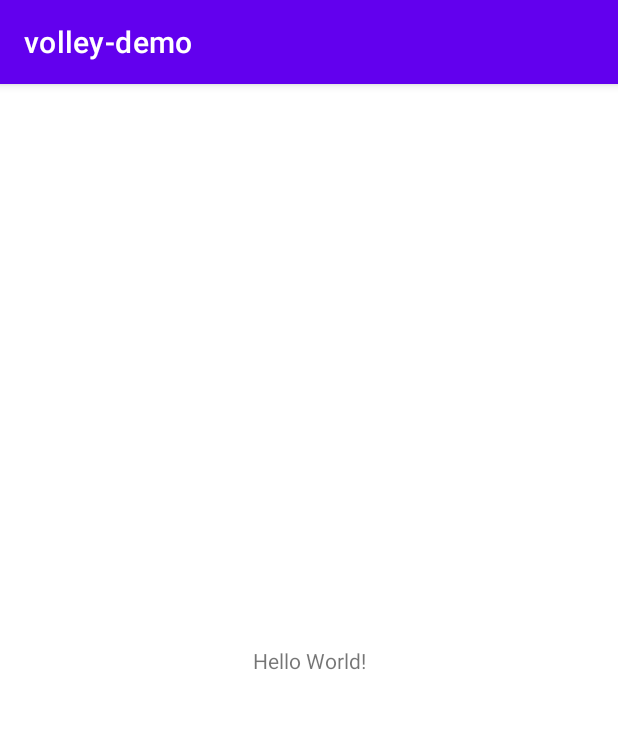
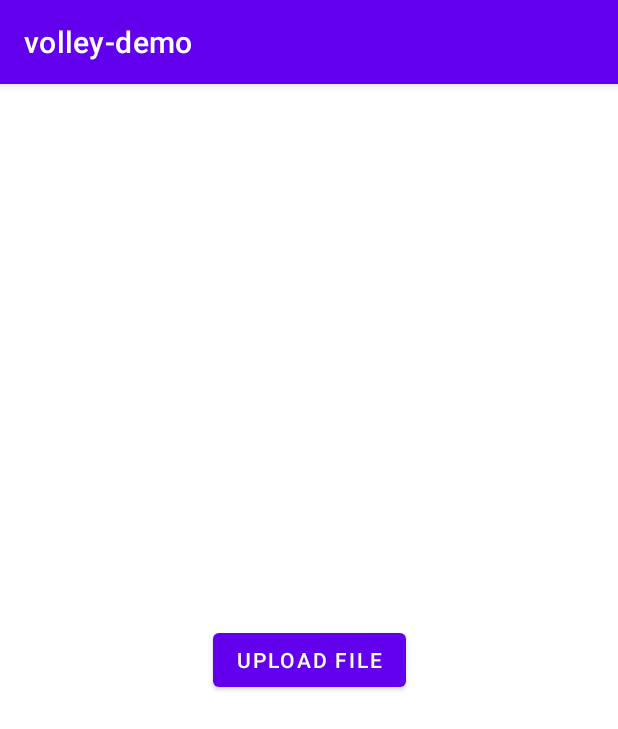
Before and after one commit to roddev-v/volley-demo, an Android app: the screen it shows after launch (MainActivity), on a phone screen of 412 x 824 dp. Shown: the top 729 px of the screen. Run offline under Robolectric (Android 15) with nearby library versions, the phone set to English and light mode, and no system bars; our stand-ins replace Volley.

Commit message:
added file upload

```diff
--- a/app/src/main/AndroidManifest.xml
+++ b/app/src/main/AndroidManifest.xml
@@ -1,6 +1,7 @@
 <?xml version="1.0" encoding="utf-8"?>
 <manifest xmlns:android="http://schemas.android.com/apk/res/android"
     package="com.example.volley_demo">
+    <uses-permission android:name="android.permission.WRITE_EXTERNAL_STORAGE"/>
     <uses-permission android:name="android.permission.INTERNET" />
     <application
         android:allowBackup="true"
@@ -8,6 +9,7 @@
         android:label="@string/app_name"
         android:roundIcon="@mipmap/ic_launcher_round"
         android:supportsRtl="true"
+        android:usesCleartextTraffic="true"
         android:theme="@style/Theme.Volleydemo">
         <activity
             android:name=".MainActivity"
--- a/app/src/main/res/layout/activity_main.xml
+++ b/app/src/main/res/layout/activity_main.xml
@@ -6,13 +6,14 @@
     android:layout_height="match_parent"
     tools:context=".MainActivity">
 
-    <TextView
+    <Button
+        android:id="@+id/uploadFile"
         android:layout_width="wrap_content"
         android:layout_height="wrap_content"
-        android:text="Hello World!"
+        android:text="Upload file"
         app:layout_constraintBottom_toBottomOf="parent"
-        app:layout_constraintLeft_toLeftOf="parent"
-        app:layout_constraintRight_toRightOf="parent"
+        app:layout_constraintEnd_toEndOf="parent"
+        app:layout_constraintStart_toStartOf="parent"
         app:layout_constraintTop_toTopOf="parent" />
 
 </androidx.constraintlayout.widget.ConstraintLayout>
```
Also changed, not shown: app/src/main/java/com/example/volley_demo/MainActivity.java (+66 -24 lines).
